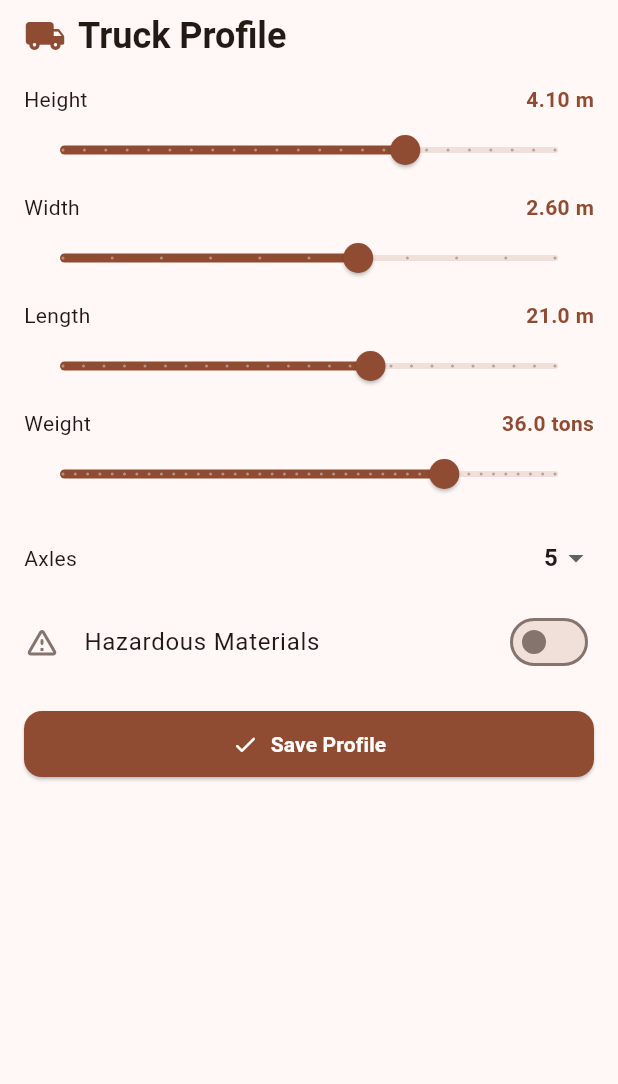
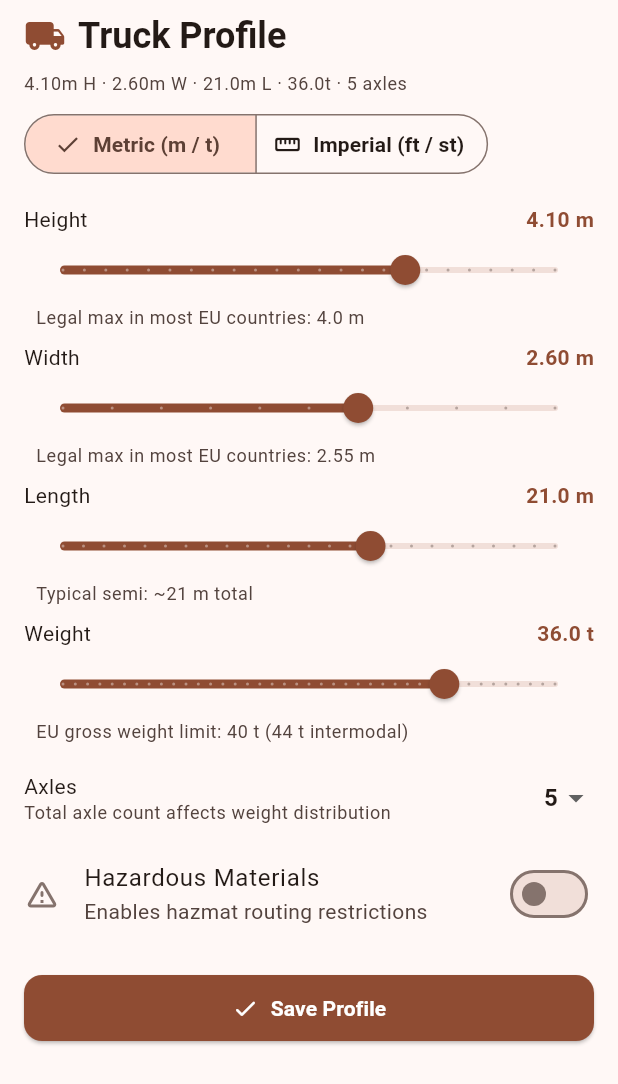
Before and after one commit to dukens11-create/kingtrux, a Flutter app: the TruckProfileSheet widget shown alone on an empty page, opened directly, on a phone screen of 412 x 824 dp. Shown: the top 1084 px of the screen. Run offline on Flutter 3.47's test engine with Material 3 defaults, Android fonts, the phone set to English and light mode, and no system bars; our stand-ins replace geolocator, google_maps_flutter, shared_preferences; accounts and stored records are empty.

Commit message:
Add Truck Profile persistence, unit conversions, and improved UI
Co-authored-by: dukens11-create <249652828+dukens11-create@users.noreply.github.com>

```diff
--- a/lib/models/truck_profile.dart
+++ b/lib/models/truck_profile.dart
@@ -1,3 +1,6 @@
+/// Units system for displaying truck profile dimensions.
+enum TruckUnit { metric, imperial }
+
 /// Truck profile configuration for routing
 class TruckProfile {
   /// Height in meters
@@ -9,7 +12,7 @@ class TruckProfile {
   /// Length in meters
   final double lengthMeters;
 
-  /// Weight in tons
+  /// Weight in metric tons
   final double weightTons;
 
   /// Number of axles
@@ -39,6 +42,28 @@ class TruckProfile {
     );
   }
 
+  /// Deserialize from a JSON map (values stored in metric units).
+  factory TruckProfile.fromJson(Map<String, dynamic> json) {
+    return TruckProfile(
+      heightMeters: (json['heightMeters'] as num).toDouble(),
+      widthMeters: (json['widthMeters'] as num).toDouble(),
+      lengthMeters: (json['lengthMeters'] as num).toDouble(),
+      weightTons: (json['weightTons'] as num).toDouble(),
+      axles: json['axles'] as int,
+      hazmat: json['hazmat'] as bool,
+    );
+  }
+
+  /// Serialize to a JSON map (values stored in metric units).
+  Map<String, dynamic> toJson() => {
+        'heightMeters': heightMeters,
+        'widthMeters': widthMeters,
+        'lengthMeters': lengthMeters,
+        'weightTons': weightTons,
+        'axles': axles,
+        'hazmat': hazmat,
+      };
+
   /// Create a copy with updated values
   TruckProfile copyWith({
     double? heightMeters,
@@ -57,4 +82,38 @@ class TruckProfile {
       hazmat: hazmat ?? this.hazmat,
     );
   }
+
+  // ---------------------------------------------------------------------------
+  // Unit conversion helpers (metric ↔ imperial)
+  // ---------------------------------------------------------------------------
+
+  /// Converts meters to feet.
+  static double metersToFeet(double meters) => meters * 3.28084;
+
+  /// Converts feet to meters.
+  static double feetToMeters(double feet) => feet / 3.28084;
+
+  /// Converts metric tons to US short tons (1 metric ton ≈ 1.10231 short tons).
+  static double metricTonsToShortTons(double mt) => mt * 1.10231;
+
+  /// Converts US short tons to metric tons.
+  static double shortTonsToMetricTons(double st) => st / 1.10231;
+
+  /// Returns a human-readable summary of the profile.
+  String summary({TruckUnit unit = TruckUnit.metric}) {
+    if (unit == TruckUnit.imperial) {
+      final hFt = metersToFeet(heightMeters).toStringAsFixed(1);
+      final wFt = metersToFeet(widthMeters).toStringAsFixed(1);
+      final lFt = metersToFeet(lengthMeters).toStringAsFixed(1);
+      final wSt = metricTonsToShortTons(weightTons).toStringAsFixed(1);
+      return '${hFt}ft H · ${wFt}ft W · ${lFt}ft L · ${wSt}st · $axles axles'
+          '${hazmat ? ' · HAZMAT' : ''}';
+    }
+    final h = heightMeters.toStringAsFixed(2);
+    final w = widthMeters.toStringAsFixed(2);
+    final l = lengthMeters.toStringAsFixed(1);
+    final wt = weightTons.toStringAsFixed(1);
+    return '${h}m H · ${w}m W · ${l}m L · ${wt}t · $axles axles'
+        '${hazmat ? ' · HAZMAT' : ''}';
+  }
 }
--- a/lib/ui/widgets/truck_profile_sheet.dart
+++ b/lib/ui/widgets/truck_profile_sheet.dart
@@ -20,6 +20,7 @@ class _TruckProfileSheetState extends State<TruckProfileSheet> {
   late double _weight;
   late int _axles;
   late bool _hazmat;
+  TruckUnit _unit = TruckUnit.metric;
 
   @override
   void initState() {
@@ -37,6 +38,7 @@ class _TruckProfileSheetState extends State<TruckProfileSheet> {
   Widget build(BuildContext context) {
     final cs = Theme.of(context).colorScheme;
     final tt = Theme.of(context).textTheme;
+    final isImperial = _unit == TruckUnit.imperial;
     return SafeArea(
       child: SingleChildScrollView(
         padding: EdgeInsets.fromLTRB(
@@ -57,52 +59,107 @@ class _TruckProfileSheetState extends State<TruckProfileSheet> {
                 Text('Truck Profile', style: tt.headlineSmall),
               ],
             ),
+            const SizedBox(height: AppTheme.spaceSM),
+
+            // Current profile summary
+            Text(
+              _currentSummary(),
+              style: tt.bodySmall?.copyWith(color: cs.onSurfaceVariant),
+            ),
+            const SizedBox(height: AppTheme.spaceSM),
+
+            // Units toggle
+            SegmentedButton<TruckUnit>(
+              segments: const [
+                ButtonSegment(
+                  value: TruckUnit.metric,
+                  label: Text('Metric (m / t)'),
+                  icon: Icon(Icons.straighten_rounded),
+                ),
+                ButtonSegment(
+                  value: TruckUnit.imperial,
+                  label: Text('Imperial (ft / st)'),
+                  icon: Icon(Icons.straighten_rounded),
+                ),
+              ],
+              selected: {_unit},
+              onSelectionChanged: (s) => setState(() => _unit = s.first),
+            ),
             const SizedBox(height: AppTheme.spaceMD),
 
             // Height
             _SliderRow(
               label: 'Height',
-              value: _height,
-              unit: 'm',
-              min: 2.5,
-              max: 4.8,
+              helperText: isImperial
+                  ? 'Common US height limit: 13\'6\" (varies by state)'
+                  : 'Legal max in most EU countries: 4.0 m',
+              value: isImperial
+                  ? TruckProfile.metersToFeet(_height)
+                  : _height,
+              unit: isImperial ? 'ft' : 'm',
+              min: isImperial ? TruckProfile.metersToFeet(2.5) : 2.5,
+              max: isImperial ? TruckProfile.metersToFeet(4.8) : 4.8,
               divisions: 23,
-              onChanged: (v) => setState(() => _height = v),
+              onChanged: (v) => setState(() => _height =
+                  isImperial ? TruckProfile.feetToMeters(v) : v),
             ),
 
             // Width
             _SliderRow(
               label: 'Width',
-              value: _width,
-              unit: 'm',
-              min: 2.0,
-              max: 3.0,
+              helperText: isImperial
+                  ? 'Legal max in most US states: 8.5 ft'
+                  : 'Legal max in most EU countries: 2.55 m',
+              value: isImperial
+                  ? TruckProfile.metersToFeet(_width)
+                  : _width,
+              unit: isImperial ? 'ft' : 'm',
+              min: isImperial ? TruckProfile.metersToFeet(2.0) : 2.0,
+              max: isImperial ? TruckProfile.metersToFeet(3.0) : 3.0,
               divisions: 10,
-              onChanged: (v) => setState(() => _width = v),
+              onChanged: (v) => setState(() => _width =
+                  isImperial ? TruckProfile.feetToMeters(v) : v),
             ),
 
             // Length
             _SliderRow(
               label: 'Length',
-              value: _length,
-              unit: 'm',
-              min: 6.0,
-              max: 30.0,
+              helperText: isImperial
+                  ? 'Typical semi: 53 ft trailer + cab'
+                  : 'Typical semi: ~21 m total',
+              value: isImperial
+                  ? TruckProfile.metersToFeet(_length)
+                  : _length,
+              unit: isImperial ? 'ft' : 'm',
+              min: isImperial ? TruckProfile.metersToFeet(6.0) : 6.0,
+              max: isImperial ? TruckProfile.metersToFeet(30.0) : 30.0,
               divisions: 24,
               fractionDigits: 1,
-              onChanged: (v) => setState(() => _length = v),
+              onChanged: (v) => setState(() => _length =
+                  isImperial ? TruckProfile.feetToMeters(v) : v),
             ),
 
             // Weight
             _SliderRow(
               label: 'Weight',
-              value: _weight,
-              unit: 'tons',
-              min: 5.0,
-              max: 45.0,
+              helperText: isImperial
+                  ? 'US federal gross weight limit: 40 short tons'
+                  : 'EU gross weight limit: 40 t (44 t intermodal)',
+              value: isImperial
+                  ? TruckProfile.metricTonsToShortTons(_weight)
+                  : _weight,
+              unit: isImperial ? 'st' : 't',
+              min: isImperial
+                  ? TruckProfile.metricTonsToShortTons(5.0)
+                  : 5.0,
+              max: isImperial
+                  ? TruckProfile.metricTonsToShortTons(45.0)
+                  : 45.0,
               divisions: 40,
               fractionDigits: 1,
-              onChanged: (v) => setState(() => _weight = v),
+              onChanged: (v) => setState(() => _weight = isImperial
+                  ? TruckProfile.shortTonsToMetricTons(v)
+                  : v),
             ),
 
             // Axles
@@ -111,7 +168,17 @@ class _TruckProfileSheetState extends State<TruckProfileSheet> {
               child: Row(
                 children: [
                   Expanded(
-                    child: Text('Axles', style: tt.bodyMedium),
+                    child: Column(
+                      crossAxisAlignment: CrossAxisAlignment.start,
+                      children: [
+                        Text('Axles', style: tt.bodyMedium),
+                        Text(
+                          'Total axle count affects weight distribution',
+                          style: tt.bodySmall
+                              ?.copyWith(color: cs.onSurfaceVariant),
+                        ),
+                      ],
+                    ),
                   ),
                   DropdownButton<int>(
                     value: _axles,
@@ -133,6 +200,7 @@ class _TruckProfileSheetState extends State<TruckProfileSheet> {
                 color: _hazmat ? cs.error : cs.outline,
               ),
               title: const Text('Hazardous Materials'),
+              subtitle: const Text('Enables hazmat routing restrictions'),
               value: _hazmat,
               onChanged: (value) {
                 HapticFeedback.selectionClick();
@@ -158,6 +226,18 @@ class _TruckProfileSheetState extends State<TruckProfileSheet> {
     );
   }
 
+  String _currentSummary() {
+    final profile = TruckProfile(
+      heightMeters: _height,
+      widthMeters: _width,
+      lengthMeters: _length,
+      weightTons: _weight,
+      axles: _axles,
+      hazmat: _hazmat,
+    );
+    return profile.summary(unit: _unit);
+  }
+
   void _save() {
     HapticFeedback.mediumImpact();
     final profile = TruckProfile(
@@ -173,7 +253,7 @@ class _TruckProfileSheetState extends State<TruckProfileSheet> {
     Navigator.pop(context);
 
     ScaffoldMessenger.of(context).showSnackBar(
-      const SnackBar(content: Text('Truck profile updated')),
+      const SnackBar(content: Text('Truck profile saved')),
     );
   }
 }
@@ -192,6 +272,7 @@ class _SliderRow extends StatelessWidget {
     required this.divisions,
     required this.onChanged,
     this.fractionDigits = 2,
+    this.helperText,
   });
 
   final String label;
@@ -202,11 +283,14 @@ class _SliderRow extends StatelessWidget {
   final int divisions;
   final ValueChanged<double> onChanged;
   final int fractionDigits;
+  final String? helperText;
 
   @override
   Widget build(BuildContext context) {
     final cs = Theme.of(context).colorScheme;
     final tt = Theme.of(context).textTheme;
+    // Clamp value to [min, max] to handle unit switching rounding.
+    final clamped = value.clamp(min, max);
     return Padding(
       padding: const EdgeInsets.only(bottom: AppTheme.spaceXS),
       child: Column(
@@ -217,7 +301,7 @@ class _SliderRow extends StatelessWidget {
             children: [
               Text(label, style: tt.bodyMedium),
               Text(
-                '${value.toStringAsFixed(fractionDigits)} $unit',
+                '${clamped.toStringAsFixed(fractionDigits)} $unit',
                 style: tt.bodyMedium?.copyWith(
                   color: cs.primary,
                   fontWeight: FontWeight.w600,
@@ -226,13 +310,24 @@ class _SliderRow extends StatelessWidget {
             ],
           ),
           Slider(
-            value: value,
+            value: clamped,
             min: min,
             max: max,
             divisions: divisions,
-            label: '${value.toStringAsFixed(fractionDigits)} $unit',
+            label: '${clamped.toStringAsFixed(fractionDigits)} $unit',
             onChanged: onChanged,
           ),
+          if (helperText != null)
+            Padding(
+              padding: const EdgeInsets.only(
+                left: AppTheme.spaceSM,
+                bottom: AppTheme.spaceXS,
+              ),
+              child: Text(
+                helperText!,
+                style: tt.bodySmall?.copyWith(color: cs.onSurfaceVariant),
+              ),
+            ),
         ],
       ),
     );
--- a/pubspec.yaml
+++ b/pubspec.yaml
@@ -16,6 +16,7 @@ dependencies:
   provider: ^6.1.2
   geolocator: ^13.0.2
   flutter_polyline_points: ^2.1.0
+  shared_preferences: ^2.3.2
 
 dev_dependencies:
   flutter_test:
```
Also changed, not shown: lib/services/truck_profile_service.dart (added, +27 -0 lines), lib/state/app_state.dart (+12 -1 lines), 2 other files.
